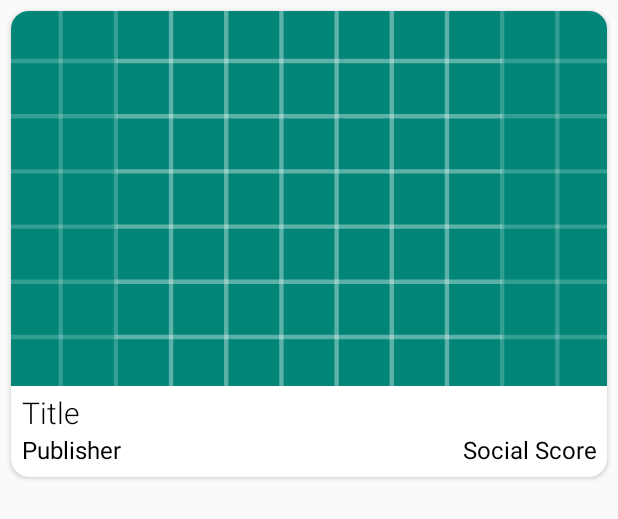
After one commit to blckclov3r/mvvm_restapi, an Android app: the layout layout_recipe_list_item.xml on its own in the app's theme, with its tools: preview values and no code run, on a phone screen of 412 x 824 dp. The commit adds this screen. Shown: the top 519 px of the screen. Run offline under Robolectric (Android 15) with nearby library versions, the phone set to English and light mode, and no system bars.

Commit message:
RecipeRecyclerAdapter

```diff
--- /dev/null
+++ b/app/src/main/res/layout/layout_recipe_list_item.xml
@@ -0,0 +1,68 @@
+<?xml version="1.0" encoding="utf-8"?>
+<androidx.cardview.widget.CardView xmlns:android="http://schemas.android.com/apk/res/android"
+    xmlns:app="http://schemas.android.com/apk/res-auto"
+    xmlns:tools="http://schemas.android.com/tools"
+    android:layout_width="match_parent"
+    android:layout_height="wrap_content"
+    android:layout_marginStart="7dp"
+    android:layout_marginTop="7dp"
+    android:layout_marginEnd="7dp"
+    android:orientation="vertical"
+    app:cardCornerRadius="12dp">
+
+    <LinearLayout
+        android:layout_width="match_parent"
+        android:layout_height="wrap_content"
+        android:orientation="vertical">
+
+        <ImageView
+            android:id="@+id/recipe_image"
+            android:layout_width="match_parent"
+            android:layout_height="250dp"
+            android:scaleType="centerCrop"
+            android:src="@drawable/ic_launcher_background" />
+
+        <TextView
+            android:id="@+id/recipe_title"
+            android:layout_width="wrap_content"
+            android:layout_height="wrap_content"
+            android:layout_marginTop="4dp"
+            android:textColor="#000"
+            android:layout_marginStart="7dp"
+            android:fontFamily="sans-serif-light"
+            android:textSize="20sp"
+            tools:text="Title" />
+
+        <LinearLayout
+            android:layout_width="match_parent"
+            android:layout_height="wrap_content"
+            android:paddingLeft="7dp"
+            android:paddingRight="7dp"
+            android:paddingBottom="7dp"
+            android:orientation="horizontal">
+
+            <TextView
+                android:id="@+id/recipe_publisher"
+                android:layout_width="wrap_content"
+                android:layout_height="wrap_content"
+                android:text="Publisher"
+                android:textColor="#000"
+                android:gravity="start"
+                android:ellipsize="end"
+                android:textSize="16sp" />
+
+            <TextView
+                android:id="@+id/recipe_social_score"
+                android:layout_width="match_parent"
+                android:gravity="end"
+                android:layout_height="wrap_content"
+                android:layout_marginStart="7dp"
+                android:text="Social Score"
+                android:textColor="#000"
+                android:textSize="16sp" />
+        </LinearLayout>
+
+
+    </LinearLayout>
+
+</androidx.cardview.widget.CardView>
--- a/app/src/main/res/values/styles.xml
+++ b/app/src/main/res/values/styles.xml
@@ -1,7 +1,7 @@
 <resources>
 
     <!-- Base application theme. -->
-    <style name="AppTheme" parent="Theme.AppCompat.Light.DarkActionBar">
+    <style name="AppTheme" parent="Theme.AppCompat.Light.NoActionBar">
         <!-- Customize your theme here. -->
         <item name="colorPrimary">@color/colorPrimary</item>
         <item name="colorPrimaryDark">@color/colorPrimaryDark</item>
```
Also changed, not shown: app/src/main/java/com/example/restapimvvm/RecipleListActivity.java (+18 -9 lines), app/src/main/java/com/example/restapimvvm/adapters/RecipeRecyclerAdapter.java (added, +77 -0 lines), app/src/main/res/layout/activity_recipe_list.xml (+24 -15 lines).
